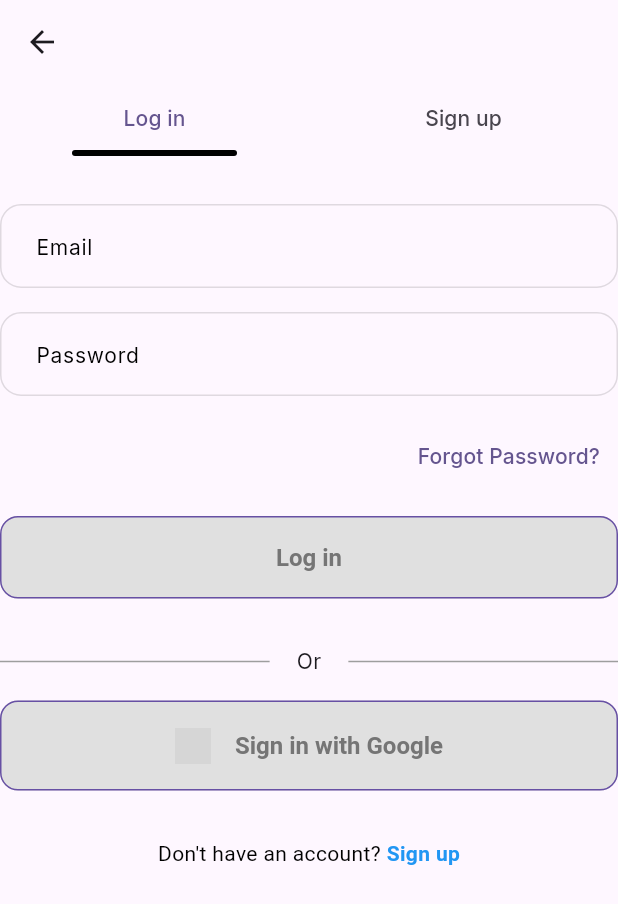
After one commit to Eagle-Agile-Tech/UniConnect, a Flutter app: the AuthScreen screen opened directly, on a phone screen of 412 x 824 dp. The commit adds this screen. Shown: the top 904 px of the screen. Run offline on Flutter 3.47's test engine with Material 3 defaults, Android fonts, the phone set to English and light mode, and no system bars; our stand-ins replace google_fonts; statements that could not run were skipped; grey boxes are pictures that could not be loaded.

Commit message:
feat: implement login screen UI

```diff
--- a/app/mobile/uniconnect/lib/config/assets.dart
+++ b/app/mobile/uniconnect/lib/config/assets.dart
@@ -1,3 +1,4 @@
 abstract final class Assets{
-  static const logo = 'assets/images/logo.png';
+  static const logo = 'assets/logos/logo.png';
+  static const googleLogo = 'assets/logos/google_logo.png';
 }
--- /dev/null
+++ b/app/mobile/uniconnect/lib/ui/auth/auth_screen.dart
@@ -0,0 +1,38 @@
+import 'package:flutter/material.dart';
+import 'package:uniconnect/ui/core/theme/dimens.dart';
+
+import 'login/login_screen.dart';
+
+class AuthScreen extends StatelessWidget {
+  const AuthScreen({super.key});
+
+  @override
+  Widget build(BuildContext context) {
+    return DefaultTabController(
+      length: 2,
+      child: Scaffold(
+        appBar: AppBar(
+          bottom: TabBar(
+            dividerColor: Colors.transparent,
+            indicatorSize: TabBarIndicatorSize.tab,
+            indicator: UnderlineTabIndicator(
+              borderRadius: BorderRadius.circular(10),
+              borderSide: const BorderSide(width: 4),
+              insets: EdgeInsetsGeometry.symmetric(horizontal: 48)
+            ),
+            tabs: const [
+              Tab(text: 'Log in'),
+              Tab(text: 'Sign up'),
+            ],
+          ),
+        ),
+        body: TabBarView(
+          children: [
+            LoginScreen(),
+            Center(child: Text('Sign up screen')),
+          ],
+        ),
+      ),
+    );
+  }
+}
--- /dev/null
+++ b/app/mobile/uniconnect/lib/ui/auth/login/login_screen.dart
@@ -0,0 +1,80 @@
+import 'package:flutter/material.dart';
+
+import '../../../config/assets.dart';
+import '../../core/theme/dimens.dart';
+
+class LoginScreen extends StatelessWidget {
+  const LoginScreen({super.key});
+
+  @override
+  Widget build(BuildContext context) {
+    return Column(
+      children: [
+        SizedBox(height: Dimens.spaceBtwSections),
+        TextField(decoration: InputDecoration(labelText: 'Email')),
+        SizedBox(height: Dimens.spaceBtwItems),
+        TextField(decoration: InputDecoration(labelText: 'Password')),
+        SizedBox(height: Dimens.spaceBtwItems),
+        Align(
+          alignment: Alignment.topRight,
+          child: TextButton(child: Text('Forgot Password?'), onPressed: () {}),
+        ),
+        SizedBox(height: Dimens.spaceBtwItems),
+        ElevatedButton(
+          onPressed: null,
+          style: ElevatedButton.styleFrom(
+            minimumSize: Size(double.infinity, 48),
+          ),
+          child: Text('Log in'),
+        ),
+        SizedBox(height: Dimens.spaceBtwSections),
+        Row(
+          children: [
+            Expanded(child: Divider(thickness: 1, color: Colors.grey)),
+            Padding(
+              padding: const EdgeInsets.symmetric(horizontal: 18.0),
+              child: Text('Or'),
+            ),
+            Expanded(child: Divider(thickness: 1, color: Colors.grey)),
+          ],
+        ),
+        SizedBox(height: Dimens.spaceBtwItems),
+        ElevatedButton(
+          onPressed: null,
+          style: ElevatedButton.styleFrom(
+            minimumSize: Size(double.infinity, 48),
+          ),
+          child: Row(
+            mainAxisAlignment: MainAxisAlignment.center,
+            children: [
+              SizedBox(
+                width: Dimens.iconMd,
+                height: Dimens.iconMd,
+                child: Image.asset(Assets.googleLogo),
+              ),
+              SizedBox(width: Dimens.spaceBtwItems),
+              Text('Sign in with Google'),
+            ],
+          ),
+        ),
+        SizedBox(height: Dimens.spaceBtwSections),
+        Text.rich(
+          TextSpan(
+            text: "Don't have an account?",
+            style: TextStyle(color: Colors.black),
+            children: [
+              TextSpan(
+                text: ' Sign up',
+                style: TextStyle(
+                  fontWeight: FontWeight.bold,
+                  color: Colors.blue,
+                ),
+                recognizer: null,
+              ),
+            ],
+          ),
+        )
+      ],
+    );
+  }
+}
--- /dev/null
+++ b/app/mobile/uniconnect/lib/ui/core/theme/custom_themes/color_scheme_theme.dart
@@ -0,0 +1,19 @@
+import 'package:flutter/material.dart';
+import 'package:uniconnect/ui/core/theme/colors.dart';
+
+abstract final class UCColorScheme {
+  static final ColorScheme lightScheme = ColorScheme.fromSeed(
+    brightness: Brightness.light,
+    seedColor: UCColors.primary,
+    surface: UCColors.background,
+    secondary: UCColors.secondary,
+    tertiary: UCColors.tertiary,
+  );
+
+  static final ColorScheme darkScheme = ColorScheme.fromSeed(
+    seedColor: UCColors.primary,
+    brightness: Brightness.dark,
+    surface: UCColors.darkBackground,
+    secondary: UCColors.secondary,
+  );
+}
--- /dev/null
+++ b/app/mobile/uniconnect/lib/ui/core/theme/custom_themes/elevated_button_theme.dart
@@ -0,0 +1,18 @@
+import 'package:flutter/material.dart';
+import 'package:uniconnect/ui/core/theme/colors.dart';
+
+abstract final class UCElevatedButtonTheme {
+  static ElevatedButtonThemeData lightElevatedButtonThemeData = ElevatedButtonThemeData(
+    style: ElevatedButton.styleFrom(
+      elevation: 0,
+      disabledBackgroundColor: Colors.grey.shade300,
+      disabledForegroundColor: Colors.grey.shade600,
+      side: const BorderSide(color: UCColors.primary),
+      padding: const EdgeInsets.symmetric(vertical: 18, horizontal: 24),
+      textStyle: const TextStyle(fontSize: 16, fontWeight: FontWeight.w600,),
+      shape: RoundedRectangleBorder(
+        borderRadius: BorderRadius.circular(12),
+      )
+    )
+  );
+}
--- /dev/null
+++ b/app/mobile/uniconnect/lib/ui/core/theme/custom_themes/text_field_theme.dart
@@ -0,0 +1,72 @@
+import 'package:flutter/material.dart';
+import 'package:uniconnect/ui/core/theme/colors.dart';
+
+abstract final class UCTextFormFieldTheme {
+  static InputDecorationThemeData
+  lightInputDecorationThemeData = InputDecorationThemeData(
+    errorMaxLines: 3,
+    prefixIconColor: Colors.grey,
+    suffixIconColor: Colors.grey,
+    labelStyle: const TextStyle().copyWith(color: Colors.black, fontSize: 14),
+    hintStyle: const TextStyle().copyWith(color: Colors.black, fontSize: 14),
+    errorStyle: const TextStyle().copyWith(fontStyle: FontStyle.normal),
+    alignLabelWithHint: true,
+    contentPadding: const EdgeInsets.symmetric(vertical: 16, horizontal: 20),
+    floatingLabelStyle: const TextStyle().copyWith(
+      color: UCColors.primary,
+    ),
+    border: const OutlineInputBorder().copyWith(
+      borderRadius: BorderRadius.circular(14),
+      borderSide: const BorderSide(color: UCColors.primary),
+    ),
+    enabledBorder: const OutlineInputBorder().copyWith(
+      borderRadius: BorderRadius.circular(14),
+      borderSide: const BorderSide(color: Colors.black12, width: 1),
+    ),
+    focusedBorder: const OutlineInputBorder().copyWith(
+      borderRadius: BorderRadius.circular(14),
+      borderSide: const BorderSide(color: Colors.blueAccent, width: 1.5),
+    ),
+    errorBorder: const OutlineInputBorder().copyWith(
+      borderRadius: BorderRadius.circular(14),
+      borderSide: const BorderSide(color: Colors.red, width: 1),
+    ),
+    focusedErrorBorder: const OutlineInputBorder().copyWith(
+      borderRadius: BorderRadius.circular(14),
+      borderSide: const BorderSide(color: Colors.orange, width: 1),
+    ),
+  );
+
+  static InputDecorationThemeData
+  darkInputDecorationThemeData = InputDecorationThemeData(
+    errorMaxLines: 3,
+    prefixIconColor: Colors.grey,
+    suffixIconColor: Colors.grey,
+    labelStyle: const TextStyle().copyWith(color: Colors.white, fontSize: 14),
+    hintStyle: const TextStyle().copyWith(color: Colors.white, fontSize: 14),
+    errorStyle: const TextStyle().copyWith(fontStyle: FontStyle.normal),
+    floatingLabelStyle: const TextStyle().copyWith(
+      color: Colors.white.withValues(alpha: 51),
+    ),
+    border: const OutlineInputBorder().copyWith(
+      borderRadius: BorderRadius.circular(14),
+      borderSide: const BorderSide(color: Colors.grey, width: 1),
+    ),
+    enabledBorder: const OutlineInputBorder().copyWith(
+      borderRadius: BorderRadius.circular(14),
+      borderSide: const BorderSide(color: Colors.grey, width: 1),
+    ),
+    focusedBorder: const OutlineInputBorder().copyWith(
+      borderRadius: BorderRadius.circular(14),
+      borderSide: const BorderSide(color: Colors.white, width: 1),
+    ),
+    errorBorder: const OutlineInputBorder().copyWith(
+      borderRadius: BorderRadius.circular(14),
+      borderSide: const BorderSide(color: Colors.red, width: 1),
+    ),
+    focusedErrorBorder: const OutlineInputBorder().copyWith(
+      borderRadius: BorderRadius.circular(14),
+      borderSide: const BorderSide(color: Colors.orange, width: 1),
+    ),
+  );
+}
--- /dev/null
+++ b/app/mobile/uniconnect/lib/ui/core/theme/dimens.dart
@@ -0,0 +1,20 @@
+abstract final class Dimens{
+  // Spacing
+  static const double defaultSpace = 24.0;
+  static const double spaceBtwItems = 16.0;
+  static const double spaceBtwSections = 32.0;
+  static const double spaceBtwHeader = 20.0;
+
+  // Padding and margin sizes
+  static const double xs = 4.0;
+  static const double sm = 8.0;
+  static const double md = 16.0;
+  static const double lg = 24.0;
+  static const double xl = 32.0;
+
+  // Icon sizes
+  static const double iconXs = 12.0;
+  static const double iconSm = 16.0;
+  static const double iconMd = 24.0;
+  static const double iconLg = 32.0;
+}
--- a/app/mobile/uniconnect/lib/ui/core/theme/theme.dart
+++ b/app/mobile/uniconnect/lib/ui/core/theme/theme.dart
@@ -1,19 +1,25 @@
 import 'package:flutter/material.dart';
 import 'package:google_fonts/google_fonts.dart';
 import 'package:uniconnect/ui/core/theme/colors.dart';
+import 'package:uniconnect/ui/core/theme/custom_themes/elevated_button_theme.dart';
+import 'package:uniconnect/ui/core/theme/custom_themes/text_field_theme.dart';
+
+import 'custom_themes/color_scheme_theme.dart';
 
 abstract final class UCTheme{
   static ThemeData lightTheme = ThemeData(
     brightness: Brightness.light,
     textTheme: GoogleFonts.interTextTheme(),
-    primaryColor: UCColors.primary,
-    scaffoldBackgroundColor: UCColors.background
+    colorScheme: UCColorScheme.lightScheme,
+
+    inputDecorationTheme: UCTextFormFieldTheme.lightInputDecorationThemeData,
+    elevatedButtonTheme: UCElevatedButtonTheme.lightElevatedButtonThemeData,
   );
 
   static ThemeData darkTheme = ThemeData(
     brightness: Brightness.dark,
     textTheme: GoogleFonts.interTextTheme(),
-    primaryColor: UCColors.primary,
-    scaffoldBackgroundColor: UCColors.darkBackground,
+    inputDecorationTheme: UCTextFormFieldTheme.darkInputDecorationThemeData,
+    colorScheme: UCColorScheme.darkScheme
   );
 }
--- a/app/mobile/uniconnect/pubspec.yaml
+++ b/app/mobile/uniconnect/pubspec.yaml
@@ -19,5 +19,5 @@ dev_dependencies:
 flutter:
   uses-material-design: true
 
-assets:
-  - assets/images/
+  assets:
+    - assets/logos/
```
Also changed, not shown: app/mobile/uniconnect/lib/ui/core/theme/colors.dart (+0 -21 lines), app/mobile/uniconnect/assets/logos/logo.png (renamed from app/mobile/uniconnect/assets/images/logo.png).
